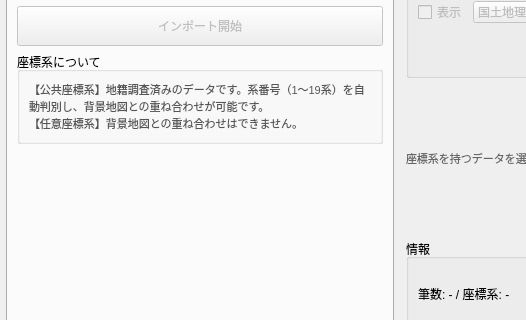
First picture: the form in kozu_main_window.ui, repository raw-slnc/kozu_xml_integrator, before the edit; both pictures show x 0 to 526 and y 385 to 705 of the 1200 by 800 pixel window.
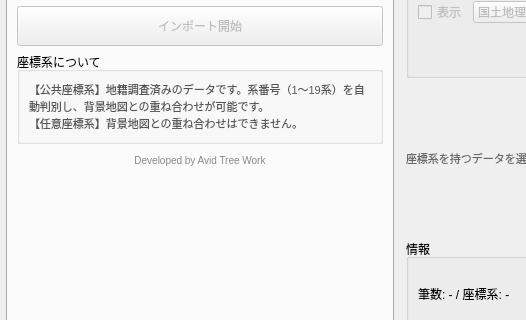
Second picture: the form after the edit.

Commit message: v0.2.0: add developer credit, fix tile section layout, update tip text

Diff of the .ui file:
```diff
--- a/kozu_main_window.ui
+++ b/kozu_main_window.ui
@@ -252,6 +252,20 @@
              </layout>
             </widget>
            </item>
+           <!-- Developer Credit -->
+           <item>
+            <widget class="QLabel" name="lblDeveloperCredit">
+             <property name="text">
+              <string>Developed by Avid Tree Work</string>
+             </property>
+             <property name="alignment">
+              <set>Qt::AlignCenter</set>
+             </property>
+             <property name="styleSheet">
+              <string>color: #888888; font-size: 10px; padding: 4px 0;</string>
+             </property>
+            </widget>
+           </item>
            <item>
             <spacer name="importSpacer">
              <property name="orientation">
```
